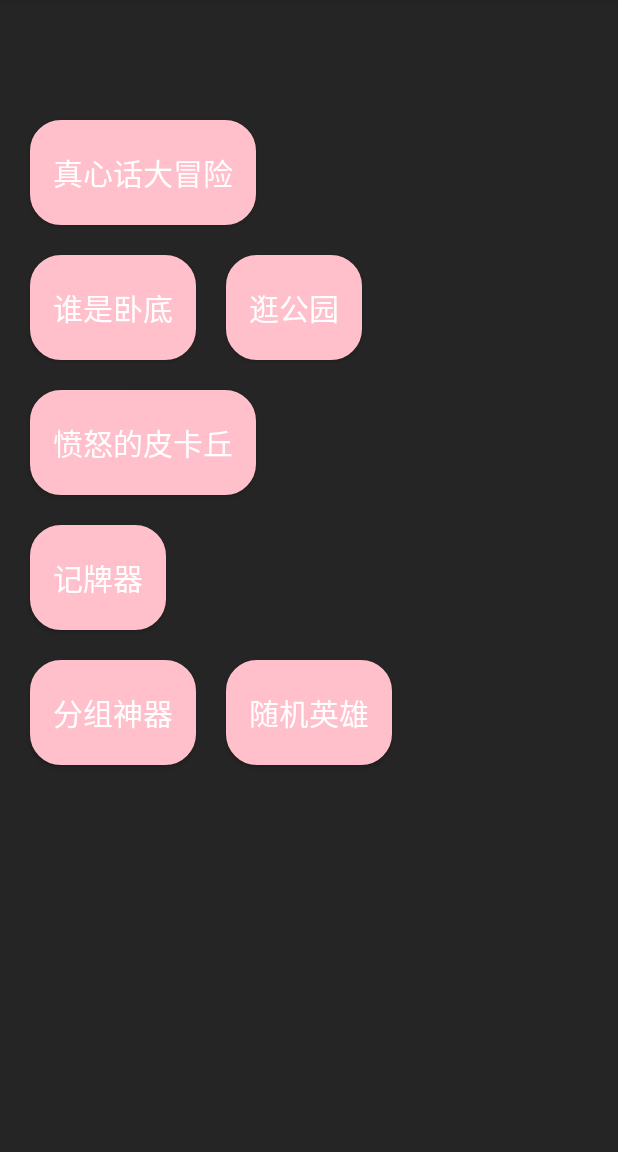
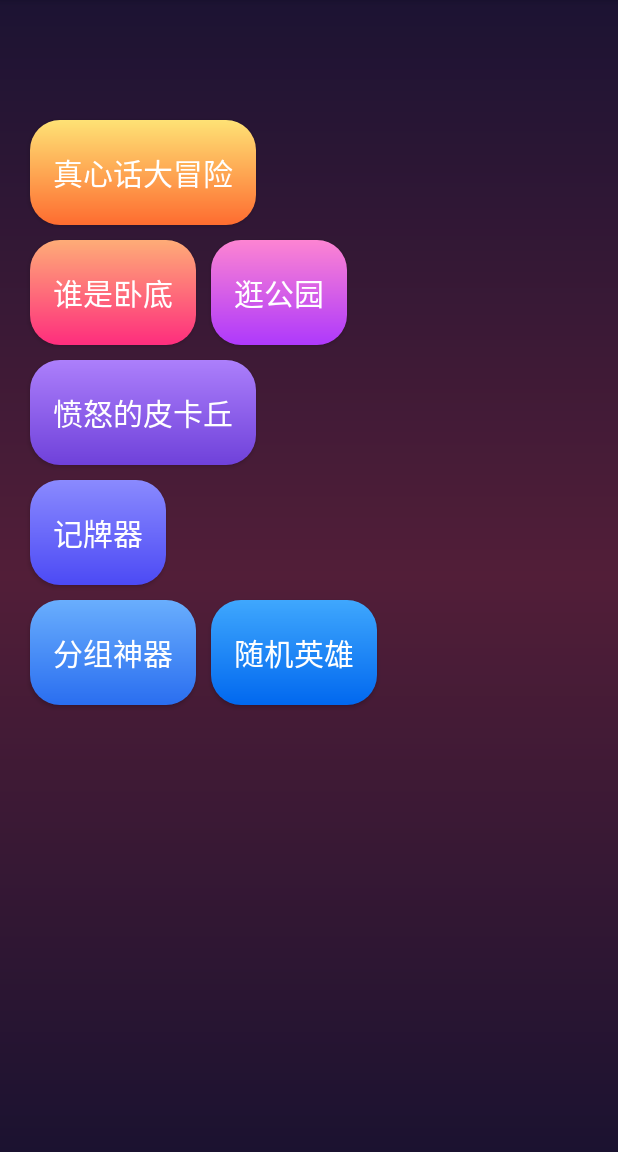
Before and after one commit to Supopo/Games, an Android app: the layout activity_main.xml on its own in the app's theme, with its tools: preview values and no code run, on a phone screen of 412 x 824 dp, the part 84-1236 px from its top. Run offline under Robolectric (Android 15) with nearby library versions, the phone set to English and light mode, and no system bars.

Commit message:
修改首页菜单颜色

```diff
--- a/app/src/main/java/com/xxx/games/addPlayer/AddPlayerActivity.java
+++ b/app/src/main/java/com/xxx/games/addPlayer/AddPlayerActivity.java
@@ -14,6 +14,7 @@
 import com.xxx.games.BR;
 import com.xxx.games.R;
 import com.xxx.games.databinding.ActivityAddPlayerBinding;
+import com.xxx.games.truthOrDare.TagsAdapter;
 
 import java.util.ArrayList;
 import java.util.List;
--- a/app/src/main/java/com/xxx/games/mahjong/MahjongActivity.java
+++ b/app/src/main/java/com/xxx/games/mahjong/MahjongActivity.java
@@ -1,17 +1,11 @@
 package com.xxx.games.mahjong;
 
 import android.os.Bundle;
-import android.view.View;
 
-import androidx.annotation.NonNull;
 import androidx.recyclerview.widget.GridLayoutManager;
 
-import com.chad.library.adapter.base.BaseQuickAdapter;
-import com.chad.library.adapter.base.listener.OnItemClickListener;
 import com.xxx.games.BR;
 import com.xxx.games.R;
-import com.xxx.games.addPlayer.TagBean;
-import com.xxx.games.addPlayer.TagsAdapter;
 import com.xxx.games.databinding.ActivityMahjongBinding;
 
 import java.util.ArrayList;
--- a/app/src/main/java/com/xxx/games/randomHero/RandomHeroActivity.java
+++ b/app/src/main/java/com/xxx/games/randomHero/RandomHeroActivity.java
@@ -92,6 +92,9 @@
     @Override
     public void initData() {
         super.initData();
+        binding.tvBack.setOnClickListener(lis ->{
+            finish();
+        });
         binding.tvMenu2.setOnClickListener(lis -> {
             if (count == 1) {
                 count = 2;
--- a/app/src/main/java/com/xxx/games/truthOrDare/AddDosActivity.java
+++ b/app/src/main/java/com/xxx/games/truthOrDare/AddDosActivity.java
@@ -14,7 +14,6 @@
 import com.xxx.games.BR;
 import com.xxx.games.R;
 import com.xxx.games.addPlayer.TagBean;
-import com.xxx.games.addPlayer.TagsAdapter;
 import com.xxx.games.databinding.ActivityAddDosBinding;
 
 import java.util.ArrayList;
@@ -22,7 +21,6 @@
 
 import me.goldze.mvvmhabit.base.BaseActivity;
 import me.goldze.mvvmhabit.base.BaseViewModel;
-import me.goldze.mvvmhabit.utils.ACache;
 
 /**
  * Created by Supopo. on 2021/9/10.
--- a/app/src/main/java/com/xxx/games/truthOrDare/AddQuasActivity.java
+++ b/app/src/main/java/com/xxx/games/truthOrDare/AddQuasActivity.java
@@ -14,7 +14,6 @@
 import com.xxx.games.BR;
 import com.xxx.games.R;
 import com.xxx.games.addPlayer.TagBean;
-import com.xxx.games.addPlayer.TagsAdapter;
 import com.xxx.games.databinding.ActivityAddQuasBinding;
 
 import java.util.ArrayList;
@@ -22,7 +21,6 @@
 
 import me.goldze.mvvmhabit.base.BaseActivity;
 import me.goldze.mvvmhabit.base.BaseViewModel;
-import me.goldze.mvvmhabit.utils.ACache;
 
 /**
  * Created by Supopo. on 2021/9/10.
--- a/app/src/main/java/com/xxx/games/addPlayer/TagsAdapter.java
+++ b/app/src/main/java/com/xxx/games/truthOrDare/TagsAdapter.java
@@ -1,9 +1,10 @@
-package com.xxx.games.addPlayer;
+package com.xxx.games.truthOrDare;
 
 import androidx.databinding.DataBindingUtil;
 
 import com.chad.library.adapter.base.BaseQuickAdapter;
 import com.chad.library.adapter.base.viewholder.BaseViewHolder;
+import com.xxx.games.addPlayer.TagBean;
 import com.xxx.games.databinding.ItemTagsBinding;
 
 import me.goldze.mvvmhabit.utils.ColorsUtils;
--- /dev/null
+++ b/app/src/main/res/drawable/bg_home.xml
@@ -0,0 +1,11 @@
+<?xml version="1.0" encoding="utf-8"?>
+<shape xmlns:android="http://schemas.android.com/apk/res/android"
+    android:shape="rectangle">
+    <!-- 渐变背景-->
+    <gradient
+        android:startColor="#1C1333"
+        android:centerColor="#521E38"
+        android:endColor="#1B1230"
+        android:angle="-90"
+        />
+</shape>
--- /dev/null
+++ b/app/src/main/res/drawable/bg_menu1.xml
@@ -0,0 +1,11 @@
+<?xml version="1.0" encoding="utf-8"?>
+<shape xmlns:android="http://schemas.android.com/apk/res/android"
+    android:shape="rectangle">
+    <!-- 渐变背景-->
+    <gradient
+        android:startColor="#FEE275"
+        android:endColor="#FE6C30"
+        android:angle="-45"
+        />
+    <corners android:radius="20dp" />
+</shape>
--- /dev/null
+++ b/app/src/main/res/drawable/bg_menu2.xml
@@ -0,0 +1,11 @@
+<?xml version="1.0" encoding="utf-8"?>
+<shape xmlns:android="http://schemas.android.com/apk/res/android"
+    android:shape="rectangle">
+    <!-- 渐变背景-->
+    <gradient
+        android:startColor="#FEAC77"
+        android:endColor="#FE2D7D"
+        android:angle="-45"
+        />
+    <corners android:radius="20dp" />
+</shape>
--- /dev/null
+++ b/app/src/main/res/drawable/bg_menu3.xml
@@ -0,0 +1,11 @@
+<?xml version="1.0" encoding="utf-8"?>
+<shape xmlns:android="http://schemas.android.com/apk/res/android"
+    android:shape="rectangle">
+    <!-- 渐变背景-->
+    <gradient
+        android:startColor="#FD84D2"
+        android:endColor="#AE39FC"
+        android:angle="-45"
+        />
+    <corners android:radius="20dp" />
+</shape>
--- /dev/null
+++ b/app/src/main/res/drawable/bg_menu4.xml
@@ -0,0 +1,11 @@
+<?xml version="1.0" encoding="utf-8"?>
+<shape xmlns:android="http://schemas.android.com/apk/res/android"
+    android:shape="rectangle">
+    <!-- 渐变背景-->
+    <gradient
+        android:startColor="#AC7FFB"
+        android:endColor="#6F41DA"
+        android:angle="-45"
+        />
+    <corners android:radius="20dp" />
+</shape>
--- /dev/null
+++ b/app/src/main/res/drawable/bg_menu5.xml
@@ -0,0 +1,11 @@
+<?xml version="1.0" encoding="utf-8"?>
+<shape xmlns:android="http://schemas.android.com/apk/res/android"
+    android:shape="rectangle">
+    <!-- 渐变背景-->
+    <gradient
+        android:startColor="#8A8AFE"
+        android:endColor="#4C4AF5"
+        android:angle="-45"
+        />
+    <corners android:radius="20dp" />
+</shape>
--- /dev/null
+++ b/app/src/main/res/drawable/bg_menu6.xml
@@ -0,0 +1,11 @@
+<?xml version="1.0" encoding="utf-8"?>
+<shape xmlns:android="http://schemas.android.com/apk/res/android"
+    android:shape="rectangle">
+    <!-- 渐变背景-->
+    <gradient
+        android:startColor="#69AEFD"
+        android:endColor="#2A6EF0"
+        android:angle="-45"
+        />
+    <corners android:radius="20dp" />
+</shape>
--- /dev/null
+++ b/app/src/main/res/drawable/bg_menu7.xml
@@ -0,0 +1,11 @@
+<?xml version="1.0" encoding="utf-8"?>
+<shape xmlns:android="http://schemas.android.com/apk/res/android"
+    android:shape="rectangle">
+    <!-- 渐变背景-->
+    <gradient
+        android:startColor="#3FA7FD"
+        android:endColor="#0168EF"
+        android:angle="-45"
+        />
+    <corners android:radius="20dp" />
+</shape>
--- /dev/null
+++ b/app/src/main/res/drawable/bg_menu8.xml
@@ -0,0 +1,11 @@
+<?xml version="1.0" encoding="utf-8"?>
+<shape xmlns:android="http://schemas.android.com/apk/res/android"
+    android:shape="rectangle">
+    <!-- 渐变背景-->
+    <gradient
+        android:startColor="#40CCFD"
+        android:endColor="#018EEF"
+        android:angle="-45"
+        />
+    <corners android:radius="20dp" />
+</shape>
--- /dev/null
+++ b/app/src/main/res/drawable/bg_menu9.xml
@@ -0,0 +1,11 @@
+<?xml version="1.0" encoding="utf-8"?>
+<shape xmlns:android="http://schemas.android.com/apk/res/android"
+    android:shape="rectangle">
+    <!-- 渐变背景-->
+    <gradient
+        android:startColor="#40E0E2"
+        android:endColor="#01A1A0"
+        android:angle="-45"
+        />
+    <corners android:radius="20dp" />
+</shape>
--- a/app/src/main/res/layout/activity_main.xml
+++ b/app/src/main/res/layout/activity_main.xml
@@ -14,7 +14,7 @@
     <RelativeLayout
         android:layout_width="match_parent"
         android:layout_height="match_parent"
-        android:background="#252525"
+        android:background="@drawable/bg_home"
         tools:context=".MainActivity">
 
         <Button
@@ -23,7 +23,7 @@
             android:layout_height="70dp"
             android:layout_marginLeft="20dp"
             android:layout_marginTop="80dp"
-            android:background="@drawable/btn_pink_sx"
+            android:background="@drawable/bg_menu1"
             android:padding="15dp"
             android:text="真心话大冒险"
             android:textColor="@color/white"
@@ -33,10 +33,10 @@
             android:id="@+id/btn_game2"
             android:layout_width="wrap_content"
             android:layout_height="70dp"
-            android:layout_marginTop="20dp"
             android:layout_below="@id/btn_game3"
             android:layout_marginLeft="20dp"
-            android:background="@drawable/btn_pink_sx"
+            android:layout_marginTop="10dp"
+            android:background="@drawable/bg_menu4"
             android:padding="15dp"
             android:text="愤怒的皮卡丘"
             android:textColor="@color/white"
@@ -46,10 +46,10 @@
             android:id="@+id/btn_game5"
             android:layout_width="wrap_content"
             android:layout_height="70dp"
-            android:layout_marginTop="20dp"
             android:layout_below="@id/btn_game2"
             android:layout_marginLeft="20dp"
-            android:background="@drawable/btn_pink_sx"
+            android:layout_marginTop="10dp"
+            android:background="@drawable/bg_menu5"
             android:padding="15dp"
             android:text="记牌器"
             android:textColor="@color/white"
@@ -59,10 +59,10 @@
             android:id="@+id/btn_game6"
             android:layout_width="wrap_content"
             android:layout_height="70dp"
-            android:layout_marginTop="20dp"
             android:layout_below="@id/btn_game5"
             android:layout_marginLeft="20dp"
-            android:background="@drawable/btn_pink_sx"
+            android:layout_marginTop="10dp"
+            android:background="@drawable/bg_menu6"
             android:padding="15dp"
             android:text="分组神器"
             android:textColor="@color/white"
@@ -72,13 +72,13 @@
             android:id="@+id/btn_game7"
             android:layout_width="wrap_content"
             android:layout_height="70dp"
-            android:layout_marginTop="20dp"
             android:layout_below="@id/btn_game5"
-            android:layout_marginLeft="20dp"
-            android:background="@drawable/btn_pink_sx"
+            android:layout_marginLeft="10dp"
+            android:layout_marginTop="10dp"
+            android:layout_toRightOf="@id/btn_game6"
+            android:background="@drawable/bg_menu7"
             android:padding="15dp"
             android:text="随机英雄"
-            android:layout_toRightOf="@id/btn_game6"
             android:textColor="@color/white"
             android:textSize="20sp" />
 
@@ -88,8 +88,8 @@
             android:layout_height="70dp"
             android:layout_below="@id/btn_game1"
             android:layout_marginLeft="20dp"
-            android:layout_marginTop="20dp"
-            android:background="@drawable/btn_pink_sx"
+            android:layout_marginTop="10dp"
+            android:background="@drawable/bg_menu2"
             android:padding="15dp"
             android:text="谁是卧底"
             android:textColor="@color/white"
@@ -99,11 +99,11 @@
             android:id="@+id/btn_game4"
             android:layout_width="wrap_content"
             android:layout_height="70dp"
+            android:layout_below="@id/btn_game1"
+            android:layout_marginLeft="10dp"
+            android:layout_marginTop="10dp"
             android:layout_toRightOf="@id/btn_game3"
-            android:layout_below="@id/btn_game1"
-            android:layout_marginLeft="20dp"
-            android:layout_marginTop="20dp"
-            android:background="@drawable/btn_pink_sx"
+            android:background="@drawable/bg_menu3"
             android:padding="15dp"
             android:text="逛公园"
             android:textColor="@color/white"
```
